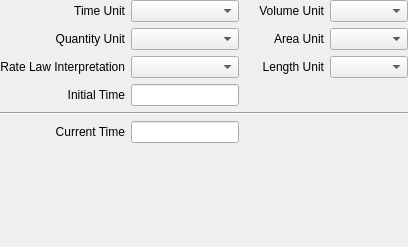
Above: copasi/UI/CQModelWidget.ui from copasi/COPASI before the change. Below: the same form after it.
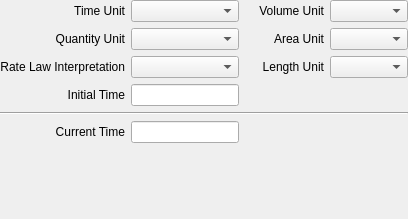
That is the form after the change. Custom widgets are drawn as their Qt base class.

Commit message: Improved sizes to reduce movement of the separator between browser and main widget.

The edit to the form file:
```diff
--- a/copasi/UI/CQModelWidget.ui
+++ b/copasi/UI/CQModelWidget.ui
@@ -21,7 +21,7 @@
     <x>0</x>
     <y>0</y>
     <width>408</width>
-    <height>247</height>
+    <height>219</height>
    </rect>
   </property>
   <property name="windowTitle">
```
Left out of the diff: 10 changed lines with no effect on the pictures. The commit also changes 3 other files.
